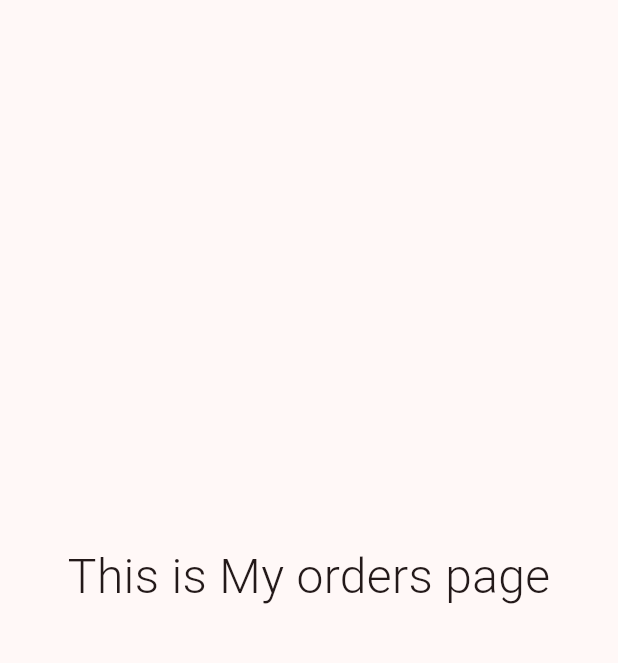
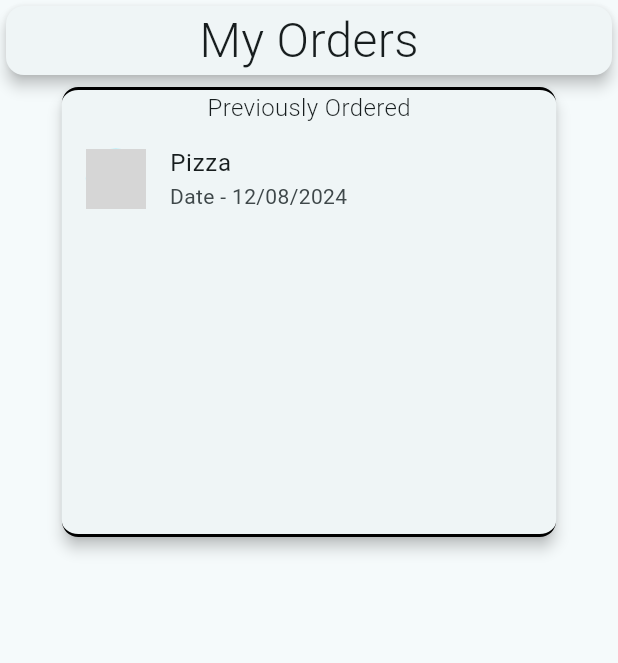
Before and after one commit to sujalgdgoc-cloud/gitlearing, a Flutter app: the Homepage screen opened directly, in the side drawer, after a tap on "My Orders", on a phone screen of 412 x 824 dp, the part 84-747 px from its top. Run offline on Flutter 3.47's test engine with Material 3 defaults, Android fonts, the phone set to English and light mode, and no system bars; our stand-ins replace google_fonts; network calls fail; grey boxes are pictures that could not be loaded.

```diff
--- a/lib/MyOrders.dart
+++ b/lib/MyOrders.dart
@@ -8,11 +8,39 @@ class MyOrders extends StatelessWidget {
   Widget build(BuildContext context) {
     return Scaffold(
       appBar: AppBar(backgroundColor: Colors.redAccent, title: Text("Fork And Food", style: GoogleFonts.aDLaMDisplay(fontWeight: FontWeight.w300, color: Colors.white),),centerTitle: true,),
-      body: Center(
-        child: Container(
-          child: Text("This is My orders page", style: GoogleFonts.aDLaMDisplay(
-              fontWeight: FontWeight.w300, fontSize: 32),),
+      body: Column(mainAxisAlignment: MainAxisAlignment.start,
+        children: [Container(
+            child: Card(
+              elevation: 4,
+              child: Center(child: Text("My Orders", style: GoogleFonts.aDLaMDisplay(fontSize: 32, fontWeight: FontWeight.w300),)),
+
+            ),
+
         ),
+        Card(
+          elevation: 4,
+          child: Container(height: 300, width: MediaQuery.of(context).size.width*0.8, decoration: BoxDecoration(
+            border: Border(top: BorderSide(color: Colors.black, width: 2,), bottom: BorderSide(color: Colors.black, width: 2)),
+            borderRadius: BorderRadius.circular(11),
+
+          ),child: Column(children: [
+    Center(child: Text("Previously Ordered", style: GoogleFonts.aDLaMDisplay(fontSize: 16, fontWeight: FontWeight.w300),)),
+            Expanded(
+              child: ListView(
+                children: [
+                  ListTile(
+                    leading: CircleAvatar(
+                      backgroundImage: NetworkImage("https://media.istockphoto.com/id/187248625/photo/pepperoni-pizza.jpg?s=2048x2048&w=is&k=20&c=KWdxgdyv_fRDh8i8D5LToxbKpcRrNJ0iVCmQZ8LFoAY="),
+
+                    ),
+                    title: Text("Pizza"),
+                    subtitle: Text("Date - 12/08/2024"),
+                  )
+                ],
+              ),
+            )
+          ],),),
+        )],
       ),
     );
   }
--- a/lib/homePage.dart
+++ b/lib/homePage.dart
@@ -44,24 +44,37 @@ class Homepage extends StatelessWidget {
     Expanded(
     child: GridView(gridDelegate: SliverGridDelegateWithFixedCrossAxisCount(crossAxisCount: 2),
     shrinkWrap: true,
-
+    scrollDirection: Axis.horizontal,
     children: [
 
-    GridTile(child: Container(padding: EdgeInsets.symmetric(vertical: 2), child: Image.network("https://media.istockphoto.com/id/998309062/photo/burger-with-beef-and-cheese.jpg?s=2048x2048&w=is&k=20&c=WiewZ2pC0tP1-NfjpxTkWYXVCBotqrIzWXc2HkAewkk=")
-
+      Container(height: 50, width: 50,
+        decoration: BoxDecoration(
+            borderRadius: BorderRadius.circular(21)
         ),
-      footer: Text("Cheese-Burger ₹450", style: GoogleFonts.aboreto(fontSize: 15,fontWeight: FontWeight.bold),),
+        child: GridTile(child: Container(padding: EdgeInsets.all(2),
+            decoration: BoxDecoration(
+              borderRadius: BorderRadius.circular(11),
+              image: DecorationImage(image: NetworkImage("https://media.istockphoto.com/id/998309062/photo/burger-with-beef-and-cheese.jpg?s=2048x2048&w=is&k=20&c=WiewZ2pC0tP1-NfjpxTkWYXVCBotqrIzWXc2HkAewkk="))
             ),
-    GridTile(child: Container( padding: EdgeInsets.all(2), child: Image.network("https://media.istockphoto.com/id/187248625/photo/pepperoni-pizza.jpg?s=2048x2048&w=is&k=20&c=KWdxgdyv_fRDh8i8D5LToxbKpcRrNJ0iVCmQZ8LFoAY="),),
+        ),
+          footer: Text("Burger ₹450", style: GoogleFonts.aboreto(fontSize: 15,fontWeight: FontWeight.bold),),
+        ),
+      ),
+      Container(height: 50, width: 50,
+        child: GridTile(child: Container( padding: EdgeInsets.all(2), child: Image.network("https://media.istockphoto.com/id/187248625/photo/pepperoni-pizza.jpg?s=2048x2048&w=is&k=20&c=KWdxgdyv_fRDh8i8D5LToxbKpcRrNJ0iVCmQZ8LFoAY="),),
           footer: Text("Pizza ₹330", style: GoogleFonts.aboreto(fontSize: 15,fontWeight: FontWeight.bold),),),
-    GridTile(child: Container(padding: EdgeInsets.all(2), child: Image.network("https://media.istockphoto.com/id/1166678093/photo/spaghetti-with-tomato-sauce-shot-on-rustic-wooden-table.jpg?s=2048x2048&w=is&k=20&c=6N8WtPXSqRt4_vx9EfpzrfjsDxHhwdfHyTzchmMUj_w="),),
+      ),
+      Container(height: 50, width: 50,
+        child: GridTile(child: Container(padding: EdgeInsets.all(2), child: Image.network("https://media.istockphoto.com/id/1166678093/photo/spaghetti-with-tomato-sauce-shot-on-rustic-wooden-table.jpg?s=2048x2048&w=is&k=20&c=6N8WtPXSqRt4_vx9EfpzrfjsDxHhwdfHyTzchmMUj_w="),),
             footer: Text("Pasta ₹500", style: GoogleFonts.aboreto(fontSize: 15,fontWeight: FontWeight.bold),)),
-    GridTile(child: Container(padding: EdgeInsets.all(2), child: Image.network("https://media.istockphoto.com/id/966934632/photo/appetizing-french-fries-in-a-bowl.jpg?s=2048x2048&w=is&k=20&c=dMUdvvI2aE0F5nkG12yb6jMTryWFaE7sWkS04JkXlAo="),),
+      ),
+      Container(height: 50, width: 50,
+        child: GridTile(child: Container(padding: EdgeInsets.all(2), child: Image.network("https://media.istockphoto.com/id/966934632/photo/appetizing-french-fries-in-a-bowl.jpg?s=2048x2048&w=is&k=20&c=dMUdvvI2aE0F5nkG12yb6jMTryWFaE7sWkS04JkXlAo="),),
           footer: Text(" French Fries ₹110", style: GoogleFonts.aboreto(fontSize: 15,fontWeight: FontWeight.bold),),),
+      ),
       GridTile(child: Container( padding: EdgeInsets.all(2), child: Image.network("https://media.istockphoto.com/id/185266029/photo/waffles-with-fruit-and-maple-syrup-on-a-marble-counter.jpg?s=2048x2048&w=is&k=20&c=aZPRY4yvvN0bKIXH-24KIZa9YVXP7cQBgrYmBMmeabA="),),footer: Text("Waffles - ₹300", style: GoogleFonts.aboreto(fontWeight: FontWeight.bold, fontSize: 15),),)
       ,GridTile(child: Container( padding: EdgeInsets.all(2), child: Image.network("https://media.istockphoto.com/id/458531057/photo/bucket-of-kentucky-fried-chicken.jpg?s=2048x2048&w=is&k=20&c=YSSitbrcuIQnsBm4HDYrnw7rog_v-tvusMdpsTLNDSc="),),
           footer: Text("Kfc-Chicken ₹450", style: GoogleFonts.aboreto(fontSize: 15,fontWeight: FontWeight.bold),)),
-
     ],),
     ),
       Divider(thickness: 2,),
@@ -70,6 +83,7 @@ class Homepage extends StatelessWidget {
         flex: 1,
         child: ListView(
           children: [
+            ListTile(title: Text("Hello"),),
             Container(padding: EdgeInsets.only(top: 10), height: 100, decoration: BoxDecoration(
               borderRadius: BorderRadius.circular(11),
               border: Border.all(color: Colors.black45, width: 1)
--- a/lib/main.dart
+++ b/lib/main.dart
@@ -1,5 +1,9 @@
 import 'package:flutter/material.dart';
+import 'package:fork_and_food_app/Mypage.dart';
+import 'package:fork_and_food_app/homePage.dart';
+import 'package:fork_and_food_app/homeScreenV2.dart' hide runApp;
 import 'package:fork_and_food_app/loginScreen.dart';
+import 'package:fork_and_food_app/loginScreenV2.dart';
 
 class MyApp extends StatelessWidget {
   const MyApp({super.key});
@@ -7,12 +11,14 @@ class MyApp extends StatelessWidget {
   @override
   Widget build(BuildContext context) {
     return MaterialApp(
+      debugShowCheckedModeBanner: false,
       title: "Food with us",
       theme: ThemeData(
-        colorScheme: ColorScheme.fromSeed(seedColor: Colors.redAccent),
+        colorScheme: ColorScheme.fromSeed(seedColor: Colors.white54, surfaceTint: Colors.black54),
 
       ),
-      home: LoginScreen(),);
+      home:homePageV2()
+    );
 
   }
 }
```
Also changed, not shown: pubspec.yaml (+4 -3 lines), pubspec.lock. Lines whose indentation alone changed are shown as unchanged.
